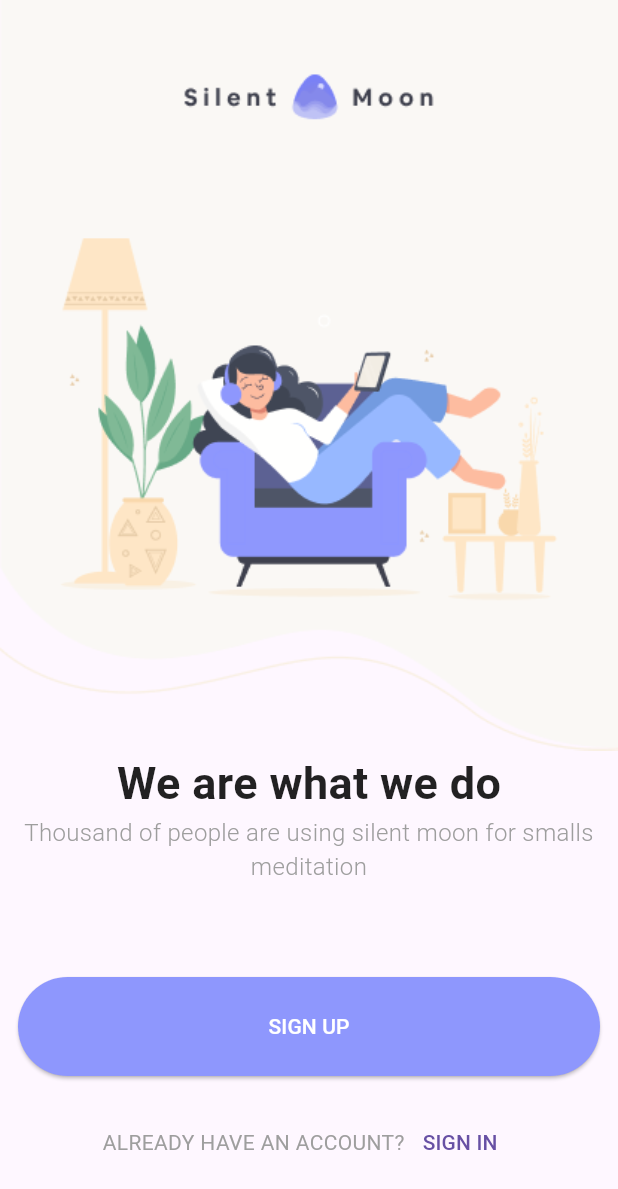
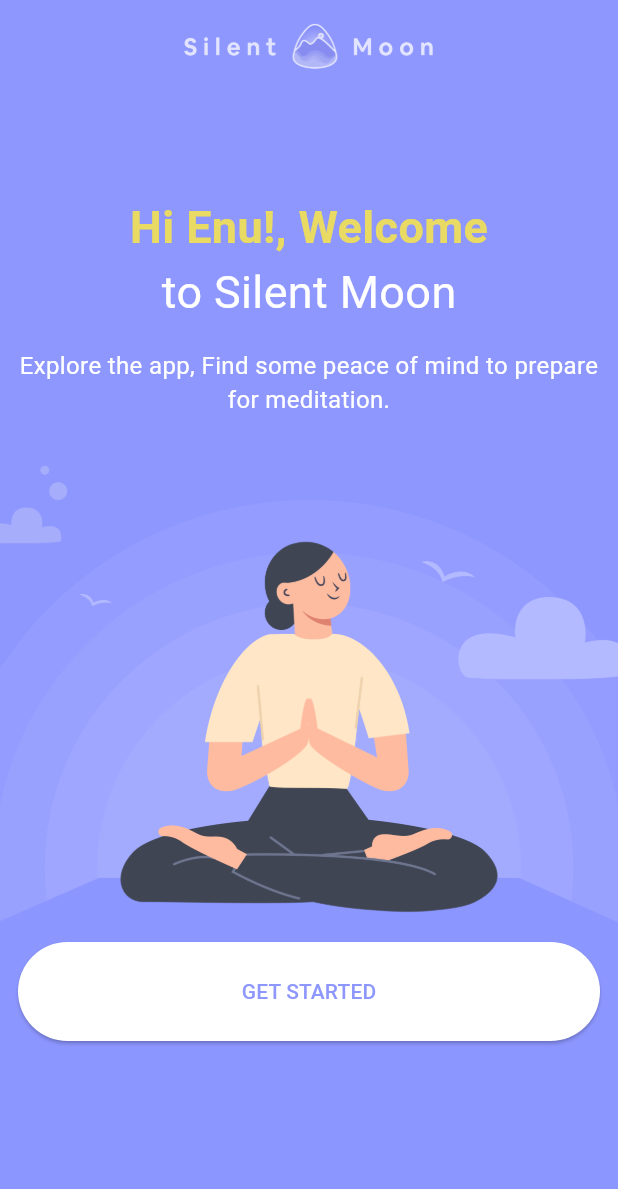
Before and after one commit to Hasibol-Hoda-Inu/SilentMoon, a Flutter app: the screen it shows after launch, on a phone screen of 412 x 824 dp. Shown: the top 1189 px of the screen. Run offline on Flutter 3.47's test engine with Material 3 defaults, Android fonts, the phone set to English and light mode, and no system bars.

Commit message:
splash screen has been developed

```diff
--- a/lib/application/app.dart
+++ b/lib/application/app.dart
@@ -1,4 +1,5 @@
 import 'package:flutter/material.dart';
+import 'package:silent_moon/presentation/ui/screens/splash_screen.dart';
 import 'package:silent_moon/presentation/ui/utility/app_color.dart';
 
 import '../presentation/ui/screens/auth/sign_up_screen.dart';
@@ -9,7 +10,7 @@ class SilentMoon extends StatelessWidget {
   @override
   Widget build(BuildContext context) {
     return MaterialApp(
-      home: const SignUpScreen(),
+      home: const SplashScreen(),
       theme: ThemeData(
         primarySwatch: MaterialColor(AppColors.primaryColor.value, AppColors().color),
         elevatedButtonTheme: ElevatedButtonThemeData(
--- /dev/null
+++ b/lib/presentation/ui/screens/splash_screen.dart
@@ -0,0 +1,62 @@
+import 'package:flutter/material.dart';
+import 'package:silent_moon/presentation/ui/utility/app_color.dart';
+import 'package:silent_moon/presentation/ui/utility/image_assets.dart';
+
+class SplashScreen extends StatefulWidget {
+  const SplashScreen({super.key});
+
+  @override
+  State<SplashScreen> createState() => _SplashScreenState();
+}
+
+class _SplashScreenState extends State<SplashScreen> {
+  @override
+  Widget build(BuildContext context) {
+    return Scaffold(
+      body: Stack(
+        children: [
+          Positioned.fill(
+            child: Image.asset(ImageAssets.BgOfSplashScreen, fit: BoxFit.cover,),
+          ),
+          Padding(
+            padding: const EdgeInsets.symmetric(horizontal: 12.0),
+            child: Column(
+              mainAxisAlignment: MainAxisAlignment.spaceEvenly,
+              children: [
+                 Column(
+                  children: [
+                    Text('Hi Enu!, Welcome', style: TextStyle(
+                      color: Colors.yellow.withOpacity(0.8),
+                      fontWeight: FontWeight.w700,
+                      fontSize: 30,
+                    ),),
+                    const Text('to Silent Moon', style: TextStyle(
+                      color: Colors.white,
+                      fontSize: 30,
+                    ),),
+                    const SizedBox(height: 16,),
+                    const Text('Explore the app, Find some peace of mind to prepare for meditation.', textAlign: TextAlign.center,style: TextStyle(
+                      color: Colors.white,
+                      fontSize: 16
+                    ),),
+                  ],
+                ),
+                const SizedBox(height: 90,),
+                SizedBox(
+                  width: double.infinity,
+                  child: ElevatedButton(
+                      onPressed: (){},
+                      style: ElevatedButton.styleFrom(
+                      backgroundColor: Colors.white
+                    ),
+                      child: const Text('GET STARTED', style: TextStyle(color: AppColors.primaryColor),)
+                  ),
+                )
+              ],
+            ),
+          )
+        ],
+      ),
+    );
+  }
+}
--- a/lib/presentation/ui/utility/image_assets.dart
+++ b/lib/presentation/ui/utility/image_assets.dart
@@ -2,4 +2,5 @@ class ImageAssets{
  static const String Logo='assets/images/logo.png';
  static const String SignUpScreenImage ='assets/images/ssi.png';
  static const String BgOfSingUpScreen ='assets/images/bg of sus.png';
+ static const String BgOfSplashScreen ='assets/images/welcome.png';
 }
```
Also changed, not shown: assets/images/welcome.png (added).
